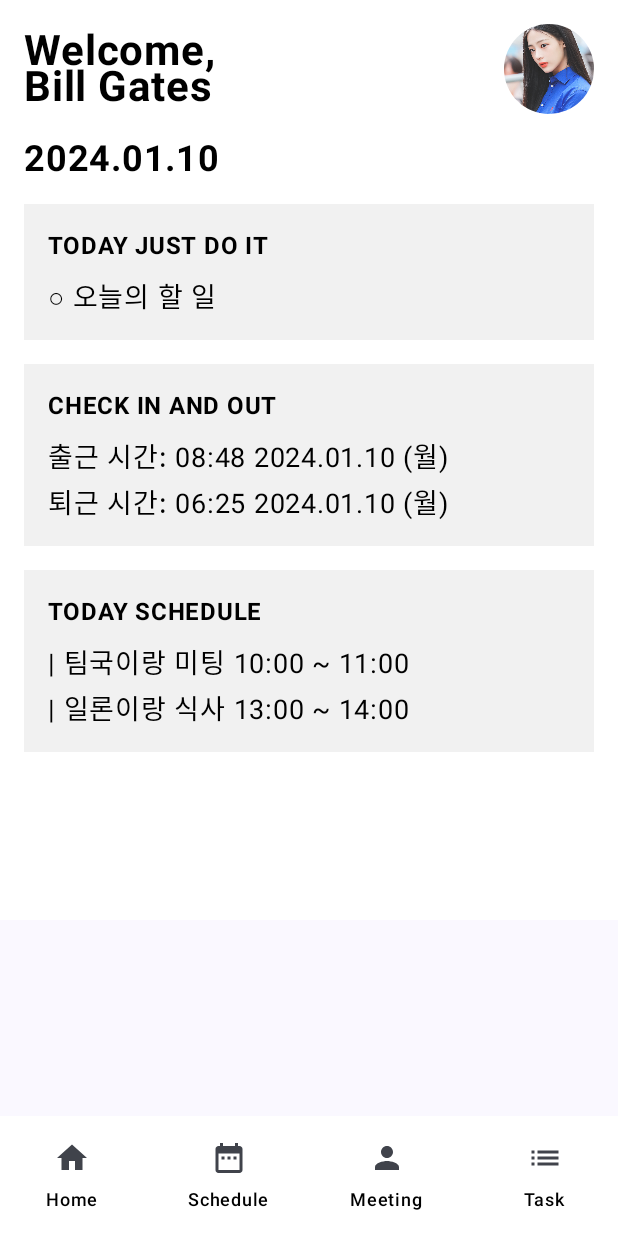
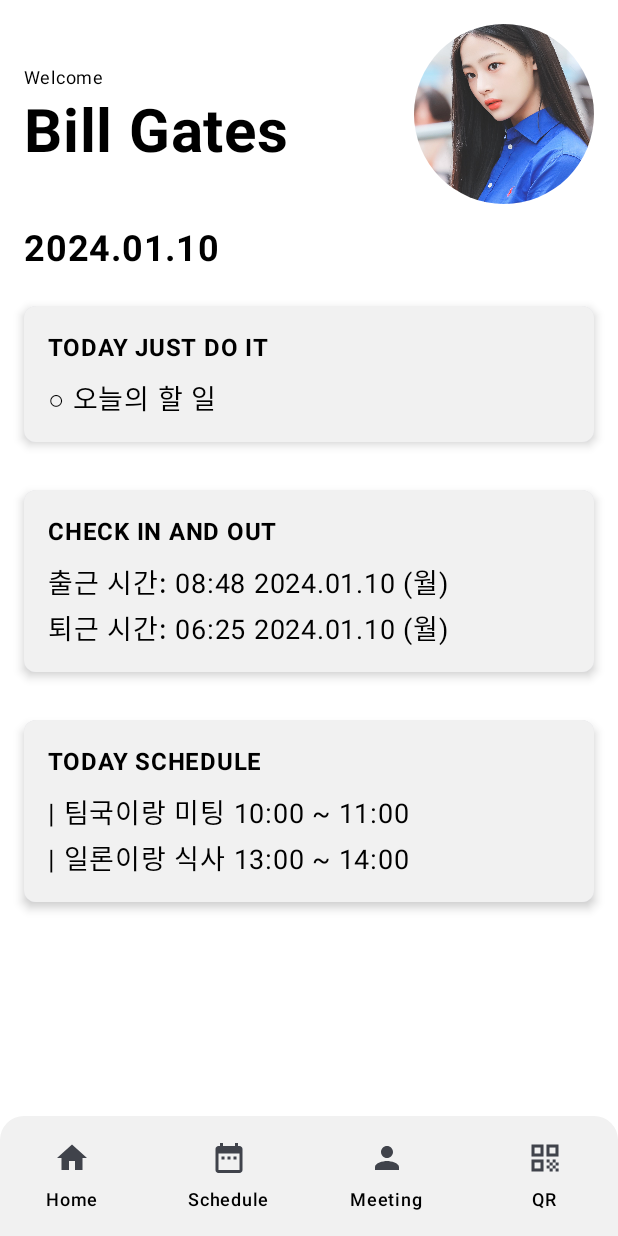
Before and after one commit to kdt-teamtrack/teamtrack, an Android app built with Jetpack Compose: the HomeScreen screen opened through its navigation route, on a phone screen of 412 x 824 dp. Run offline under Robolectric (Android 15) with nearby library versions, the phone set to English and light mode, and no system bars.

Commit message:
홈스크린 수정, 바텀 네비 수정

```diff
--- a/app/src/main/java/com/teamtrack/teamtrack/HomeScreen.kt
+++ b/app/src/main/java/com/teamtrack/teamtrack/HomeScreen.kt
@@ -2,55 +2,80 @@ package com.teamtrack.teamtrack
 
 import androidx.compose.foundation.Image
 import androidx.compose.foundation.background
-import androidx.compose.foundation.layout.*
+import androidx.compose.foundation.layout.Column
+import androidx.compose.foundation.layout.Row
+import androidx.compose.foundation.layout.Spacer
+import androidx.compose.foundation.layout.fillMaxHeight
+import androidx.compose.foundation.layout.fillMaxWidth
+import androidx.compose.foundation.layout.height
+import androidx.compose.foundation.layout.padding
+import androidx.compose.foundation.layout.size
 import androidx.compose.foundation.shape.CircleShape
+import androidx.compose.foundation.shape.RoundedCornerShape
 import androidx.compose.material.icons.Icons
-import androidx.compose.material.icons.automirrored.filled.List
+import androidx.compose.material.icons.filled.DateRange
 import androidx.compose.material.icons.filled.Home
 import androidx.compose.material.icons.filled.Person
-import androidx.compose.material.icons.filled.DateRange
-import androidx.compose.material3.*
+import androidx.compose.material3.Card
+import androidx.compose.material3.CardDefaults
+import androidx.compose.material3.Icon
+import androidx.compose.material3.NavigationBar
+import androidx.compose.material3.NavigationBarItem
+import androidx.compose.material3.Scaffold
+import androidx.compose.material3.Text
 import androidx.compose.runtime.Composable
 import androidx.compose.ui.Alignment
 import androidx.compose.ui.Modifier
 import androidx.compose.ui.draw.clip
 import androidx.compose.ui.graphics.Color
+import androidx.compose.ui.graphics.painter.Painter
+import androidx.compose.ui.graphics.vector.ImageVector
 import androidx.compose.ui.layout.ContentScale
 import androidx.compose.ui.res.painterResource
 import androidx.compose.ui.text.font.FontWeight
 import androidx.compose.ui.unit.dp
 import androidx.compose.ui.unit.sp
 import androidx.navigation.NavHostController
-import androidx.compose.ui.graphics.vector.ImageVector
 
 @Composable
 fun HomeScreen(navController: NavHostController) {
     Scaffold(
-        bottomBar = { BottomNavigationBar(navController) }
+        bottomBar = {
+            BottomNavigationBar(navController)
+        }
     ) { innerPadding ->
         Column(
             modifier = Modifier
                 .background(Color.White)
                 .padding(innerPadding)
                 .padding(16.dp)
+                .fillMaxHeight()
         ) {
-            // Welcome Section
+            // Welcome Section with smaller text
             Row(
                 verticalAlignment = Alignment.CenterVertically,
                 modifier = Modifier.fillMaxWidth()
             ) {
+                Column {
                     Text(
-                    text = "Welcome,\nBill Gates",
-                    fontSize = 28.sp,
+                        text = "Welcome",
+                        fontSize = 12.sp,
+                        fontWeight = FontWeight.Normal,
+                        color = Color.Black
+                    )
+                    Text(
+                        text = "Bill Gates", // Replace with dynamic content later
+                        fontSize = 40.sp,
                         fontWeight = FontWeight.Bold,
                         color = Color.Black
                     )
+                }
                 Spacer(modifier = Modifier.weight(1f))
                 Image(
                     painter = painterResource(id = R.drawable.minjee), // replace with your profile image resource
                     contentDescription = null,
                     modifier = Modifier
-                        .size(60.dp)
+                        .size(120.dp)
                         .clip(CircleShape),
                     contentScale = ContentScale.Crop
                 )
@@ -68,14 +93,21 @@ fun HomeScreen(navController: NavHostController) {
 
             Spacer(modifier = Modifier.height(16.dp))
 
-            // Tasks Section
-            Box(
+            // Tasks Section as Card
+            Card(
                 modifier = Modifier
+                    .fillMaxWidth()
+                    .background(Color.White)
+                    .padding(vertical = 8.dp),
+                shape = RoundedCornerShape(8.dp),
+                elevation = CardDefaults.cardElevation(4.dp)
+            ) {
+                Column(
+                    modifier = Modifier
+                        .fillMaxWidth()
                         .background(Color(0xFFF1F1F1))
                         .padding(16.dp)
-                    .fillMaxWidth()
                 ) {
-                Column {
                     Text(
                         text = "TODAY JUST DO IT",
                         fontSize = 16.sp,
@@ -89,14 +121,21 @@ fun HomeScreen(navController: NavHostController) {
 
             Spacer(modifier = Modifier.height(16.dp))
 
-            // Check In and Out Section
-            Box(
+            // Check In and Out Section as Card
+            Card(
                 modifier = Modifier
+                    .fillMaxWidth()
+                    .background(Color.White)
+                    .padding(vertical = 8.dp),
+                shape = RoundedCornerShape(8.dp),
+                elevation = CardDefaults.cardElevation(4.dp)
+            ) {
+                Column(
+                    modifier = Modifier
+                        .fillMaxWidth()
                         .background(Color(0xFFF1F1F1))
                         .padding(16.dp)
-                    .fillMaxWidth()
                 ) {
-                Column {
                     Text(
                         text = "CHECK IN AND OUT",
                         fontSize = 16.sp,
@@ -112,14 +151,21 @@ fun HomeScreen(navController: NavHostController) {
 
             Spacer(modifier = Modifier.height(16.dp))
 
-            // Schedule Section
-            Box(
+            // Schedule Section as Card
+            Card(
                 modifier = Modifier
+                    .fillMaxWidth()
+                    .background(Color.White)
+                    .padding(vertical = 8.dp),
+                shape = RoundedCornerShape(8.dp),
+                elevation = CardDefaults.cardElevation(4.dp)
+            ) {
+                Column(
+                    modifier = Modifier
+                        .fillMaxWidth()
                         .background(Color(0xFFF1F1F1))
                         .padding(16.dp)
-                    .fillMaxWidth()
                 ) {
-                Column {
                     Text(
                         text = "TODAY SCHEDULE",
                         fontSize = 16.sp,
@@ -144,19 +190,31 @@ fun HomeScreen(navController: NavHostController) {
 @Composable
 fun BottomNavigationBar(navController: NavHostController) {
     val items = listOf(
-        BottomNavItem("Home", Icons.Filled.Home, "homeScreen"),
-        BottomNavItem("Schedule", Icons.Filled.DateRange, "scheduleScreen"), // 아이콘 변경
-        BottomNavItem("Meeting", Icons.Filled.Person, "meetingScreen"),
-        BottomNavItem("Task", Icons.AutoMirrored.Filled.List, "taskScreen")
+        BottomNavItem("Home", iconVector = Icons.Filled.Home, route = "homeScreen"),
+        BottomNavItem("Schedule", iconVector = Icons.Filled.DateRange, route = "calendarScreen"),
+        BottomNavItem("Meeting", iconVector = Icons.Filled.Person, route = "meetingApp"),
+        BottomNavItem("QR", iconPainter = painterResource(R.drawable.qr_icon), route = "attendanceScreen") // Using Painter for custom icon
     )
 
     NavigationBar(
-        containerColor = Color.White,
+        modifier = Modifier
+            .clip(RoundedCornerShape(topStart = 16.dp, topEnd = 16.dp)), // Rounded top corners
+        containerColor = Color(0xFFF1F1F1),
         contentColor = Color.Black
     ) {
         items.forEach { item ->
             NavigationBarItem(
-                icon = { Icon(item.icon, contentDescription = item.label) },
+                icon = {
+                    if (item.iconVector != null) {
+                        Icon(imageVector = item.iconVector, contentDescription = item.label)
+                    } else if (item.iconPainter != null) {
+                        Icon(
+                            painter = item.iconPainter,
+                            contentDescription = item.label,
+                            modifier = Modifier.size(24.dp) // Adjust the size to match other icons
+                        )
+                    }
+                },
                 label = { Text(item.label, color = Color.Black) },
                 selected = false,
                 onClick = {
@@ -166,5 +224,4 @@ fun BottomNavigationBar(navController: NavHostController) {
         }
     }
 }
-
-data class BottomNavItem(val label: String, val icon: ImageVector, val route: String)
+data class BottomNavItem(val label: String, val iconVector: ImageVector? = null, val iconPainter: Painter? = null, val route: String)
```
Also changed, not shown: app/src/main/res/drawable/qr_icon.png (added). Lines whose indentation alone changed are shown as unchanged.
